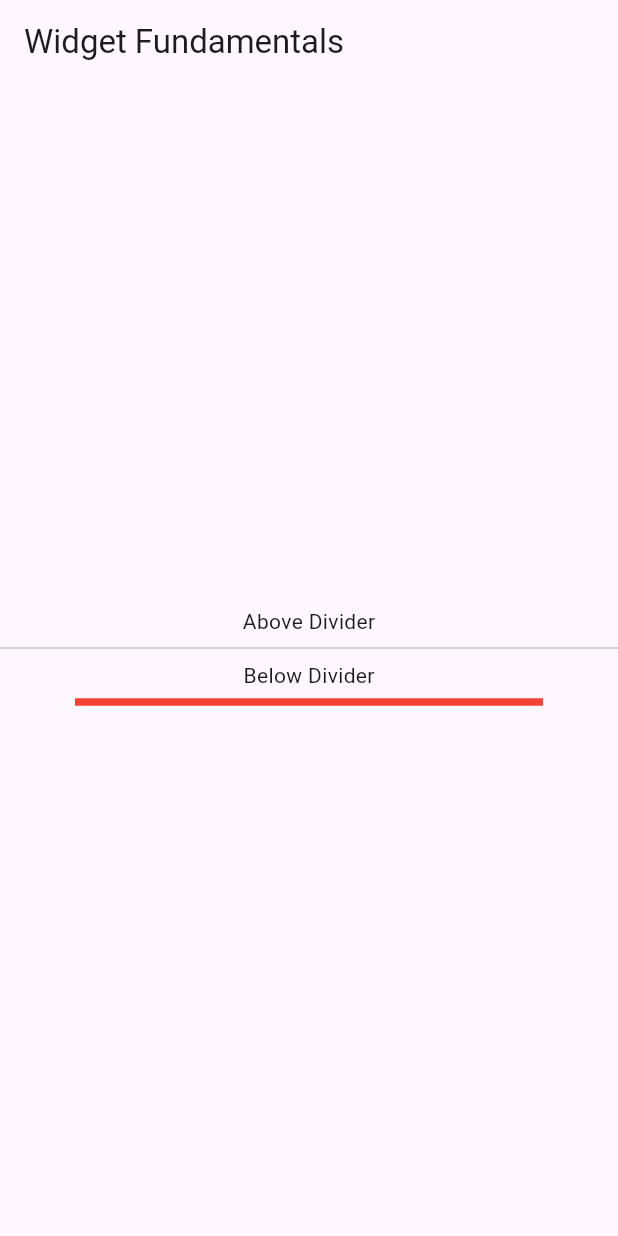
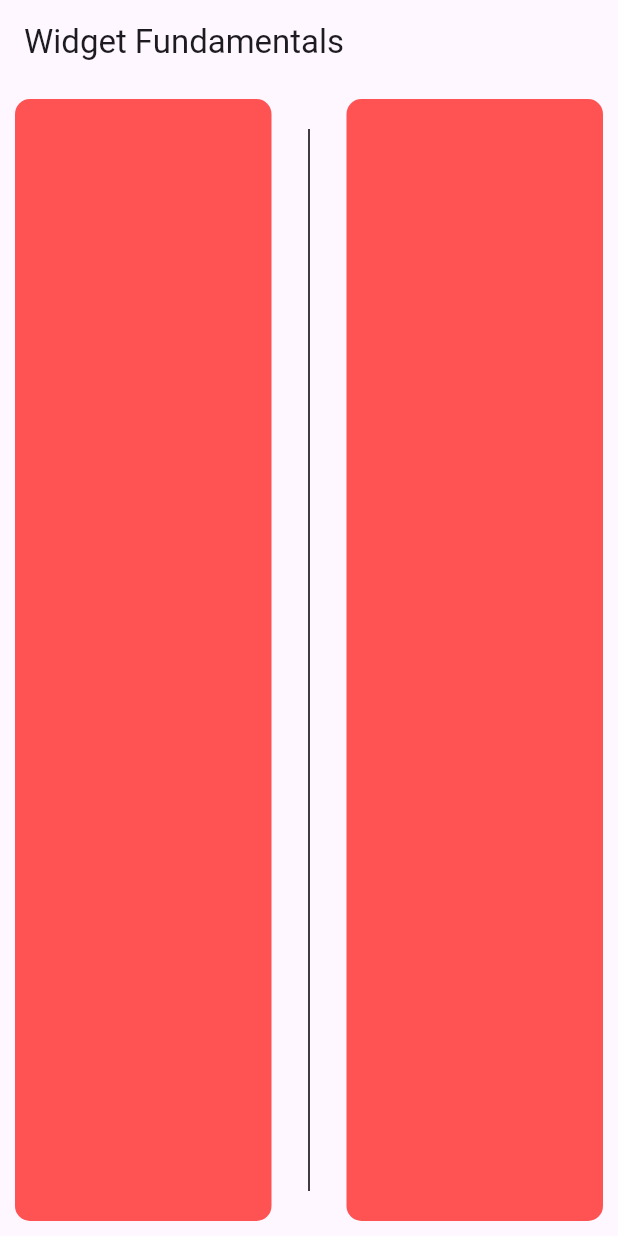
Before and after one commit to aviqbaihaqy/widget-fundamental, a Flutter app: the screen it shows after launch, on a phone screen of 412 x 824 dp. Run offline on Flutter 3.47's test engine with Material 3 defaults, Android fonts, the phone set to English and light mode, and no system bars.

Commit message:
add divider vertical

```diff
--- a/lib/main.dart
+++ b/lib/main.dart
@@ -48,22 +48,36 @@ class HomePage extends StatelessWidget {
       appBar: AppBar(
         title: const Text('Widget Fundamentals'),
       ),
-      body: const Center(
-        child: Column(
-          mainAxisAlignment: MainAxisAlignment.center,
+      body: Container(
+        padding:  const EdgeInsets.all(10),
+        child: Row(
           children: [
-            Text("Above Divider"),
-            Divider(),
-            Text("Below Divider"),
-            Divider(
-              thickness: 5,
-              color: Colors.red,
-              indent: 50,
-              endIndent: 50,
-            )
+            Expanded(
+              child: Container(
+                decoration: BoxDecoration(
+                  borderRadius: BorderRadius.circular(10),
+                  color: Colors.redAccent
+                ),
+              ),
+            ),
+            const VerticalDivider(
+              color: Colors.black,
+              thickness: 1,
+              width: 50,
+              indent: 20,
+              endIndent: 20,
+            ),
+            Expanded(
+              child: Container(
+                decoration: BoxDecoration(
+                  borderRadius: BorderRadius.circular(10),
+                  color: Colors.redAccent
+                ),
+              ),
+            ),
           ],
         ),
-      ),
+      )
     );
 
 }
```
